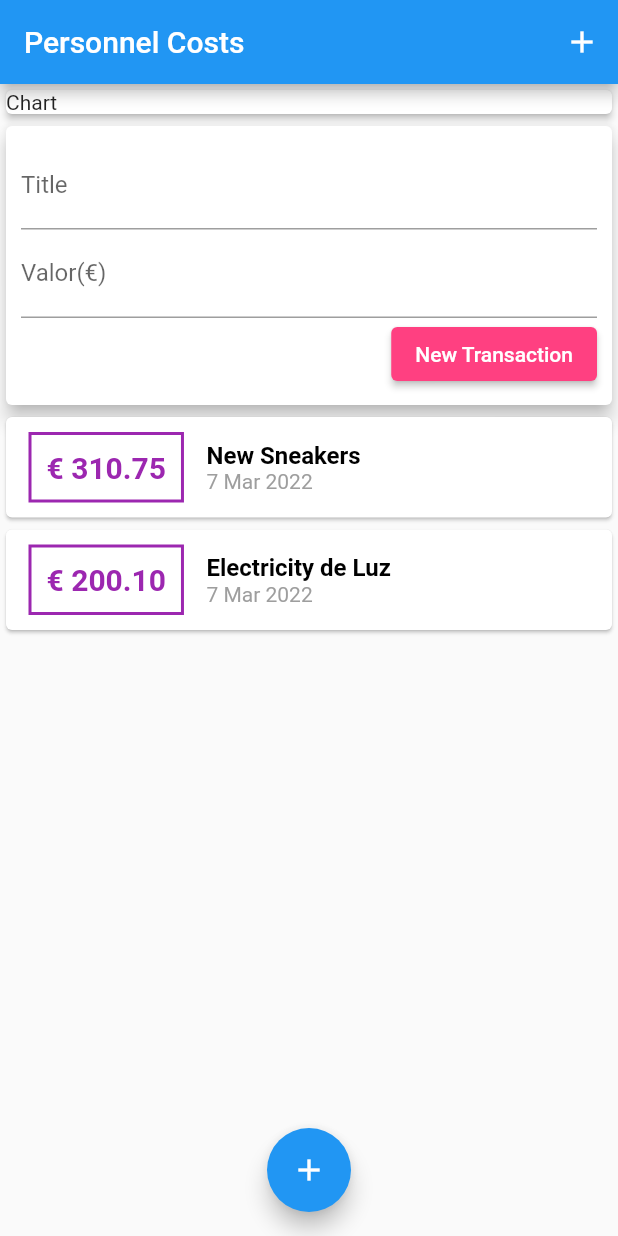
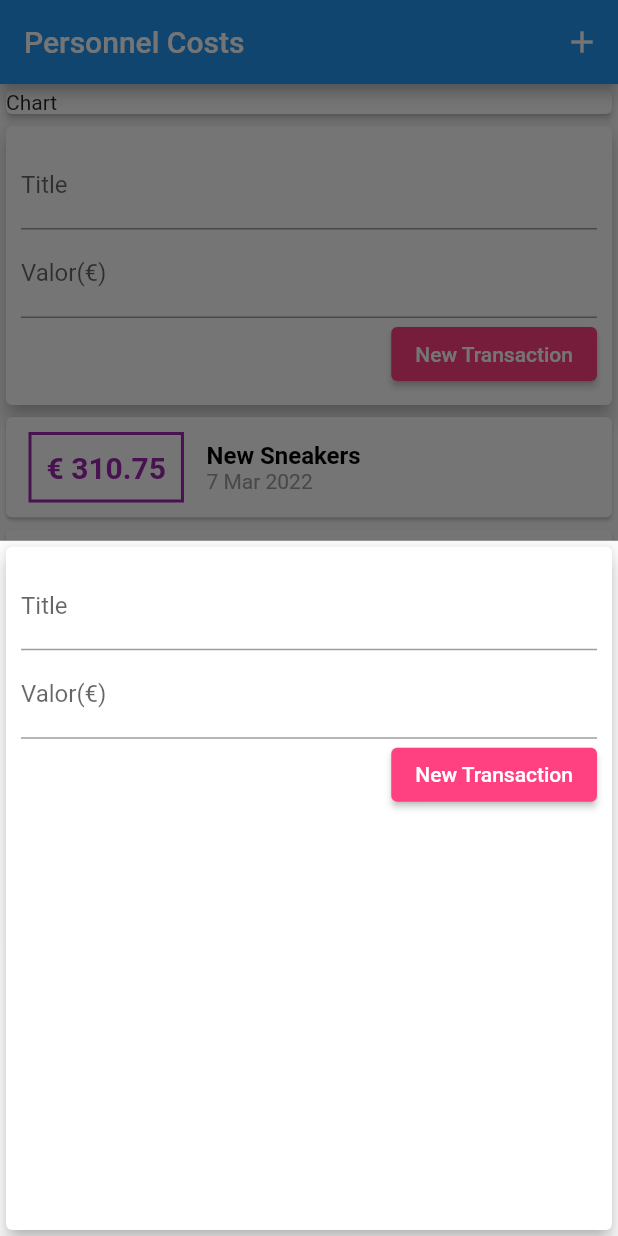
Before and after one commit to Carlxiso/Personnel-Costs, a Flutter app: the screen it shows after launch, after a tap on the "add" icon, on a phone screen of 412 x 824 dp. Run offline on Flutter 3.47's test engine with Material 2 defaults, Android fonts, the phone set to English and light mode, and no system bars.

Commit message:
Showing the Modal Transactions

```diff
--- a/lib/components/transaction_user.dart
+++ /dev/null
@@ -1,91 +0,0 @@
-import 'dart:math';
-
-import 'package:flutter/material.dart';
-import 'transaction_form.dart';
-import 'transaction_list.dart';
-import '../models/transactions.dart';
-
-class TransactionUser extends StatefulWidget {
-  // const TransactionUser({Key? key}) : super(key: key);
-
-  @override
-  _TransactionUserState createState() => _TransactionUserState();
-}
-
-class _TransactionUserState extends State<TransactionUser> {
-  //List
-  final _transactions = [
-    // Elements type Transaction
-    Transaction(
-      id: 'T1',
-      title: 'New Sneakers',
-      value: 310.75,
-      date: DateTime.now(),
-    ),
-    Transaction(
-      id: 'T2',
-      title: 'Electricity de Luz ',
-      value: 200.1,
-      date: DateTime.now(),
-    )
-    // Transaction(
-    //   id: 'T3',
-    //   title: 'Conta #01 ',
-    //   value: 200.1,
-    //   date: DateTime.now(),
-    // ),
-    // Transaction(
-    //   id: 'T4',
-    //   title: 'Conta #02 ',
-    //   value: 200.1,
-    //   date: DateTime.now(),
-    // ),
-    // Transaction(
-    //   id: 'T5',
-    //   title: 'Conta #03 ',
-    //   value: 200.1,
-    //   date: DateTime.now(),
-    // ),
-    // Transaction(
-    //   id: 'T6',
-    //   title: 'Conta #04 ',
-    //   value: 200.1,
-    //   date: DateTime.now(),
-    // ),
-    // Transaction(
-    //   id: 'T7',
-    //   title: 'Conta #05 ',
-    //   value: 200.1,
-    //   date: DateTime.now(),
-    // ),
-    // Transaction(
-    //   id: 'T8',
-    //   title: 'Conta #06 ',
-    //   value: 200.1,
-    //   date: DateTime.now(),
-    // ),
-  ];
-
-//Function
-  _addTransaction(String title, double value) {
-    final newTransaction = Transaction(
-      id: Random().nextDouble().toString(),
-      title: title,
-      value: value,
-      date: DateTime.now(),
-    );
-    setState(() {
-      _transactions.add(newTransaction);
-    });
-  }
-
-  @override
-  Widget build(BuildContext context) {
-    return Column(
-      children: <Widget>[
-        TransactionForm(_addTransaction),
-        TransactionList(_transactions),
-      ],
-    );
-  }
-}
--- a/lib/main.dart
+++ b/lib/main.dart
@@ -1,5 +1,10 @@
+import 'package:costs/components/transaction_form.dart';
 import 'package:flutter/material.dart';
-import '/components/transaction_user.dart';
+// import '/components/transaction_user.dart';
+import 'dart:math';
+import 'components/transaction_form.dart';
+import 'components/transaction_list.dart';
+import 'models/transactions.dart';
 
 main() => runApp(ExpensesApp());
 
@@ -14,12 +19,52 @@ class ExpensesApp extends StatelessWidget {
   }
 }
 
-class MyHomePage extends StatelessWidget {
+class MyHomePage extends StatefulWidget {
+  @override
+  State<MyHomePage> createState() => _MyHomePageState();
+}
+
+class _MyHomePageState extends State<MyHomePage> {
   // const MyHomePage({Key? key}) : super(key: key);
 
-  /* - Option One - */
-  /* - late String title; - */
-  /* - late String value; - */
+  //List
+  final _transactions = [
+    // Elements type Transaction
+    Transaction(
+      id: 'T1',
+      title: 'New Sneakers',
+      value: 310.75,
+      date: DateTime.now(),
+    ),
+    Transaction(
+      id: 'T2',
+      title: 'Electricity de Luz ',
+      value: 200.1,
+      date: DateTime.now(),
+    )
+  ];
+
+//Function to add Transaction
+  _addTransaction(String title, double value) {
+    final newTransaction = Transaction(
+      id: Random().nextDouble().toString(),
+      title: title,
+      value: value,
+      date: DateTime.now(),
+    );
+    setState(() {
+      _transactions.add(newTransaction);
+    });
+  }
+
+  _openTransactionsFormModal(BuildContext context) {
+    showModalBottomSheet(
+        context: context,
+        builder: (_) {
+          return TransactionForm(_addTransaction);
+          // return TransactionForm(onSubmit);
+        });
+  }
 
   @override
   Widget build(BuildContext context) {
@@ -30,7 +75,7 @@ class MyHomePage extends StatelessWidget {
           // Opens the model so that we can insert transactions
           IconButton(
             icon: const Icon(Icons.add),
-            onPressed: () {},
+            onPressed: () => _openTransactionsFormModal(context),
           )
         ],
       ),
@@ -50,13 +95,19 @@ class MyHomePage extends StatelessWidget {
                 elevation: 2,
               ),
             ),
-            TransactionUser(),
+            // TransactionUser(),
+            Column(
+              children: <Widget>[
+                TransactionForm(_addTransaction),
+                TransactionList(_transactions),
+              ],
+            ),
           ],
         ),
       ),
       floatingActionButton: FloatingActionButton(
         child: const Icon(Icons.add),
-        onPressed: () {},
+        onPressed: () => _openTransactionsFormModal(context),
       ),
       floatingActionButtonLocation: FloatingActionButtonLocation.centerFloat,
     );
```
Also changed, not shown: 3 other files.
